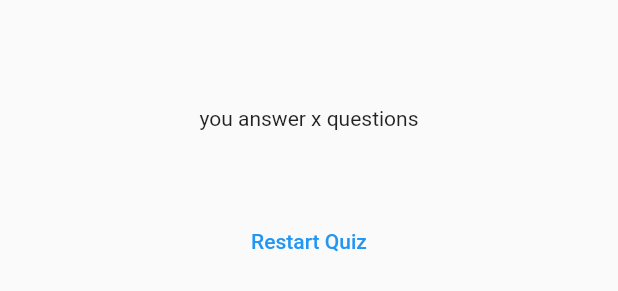
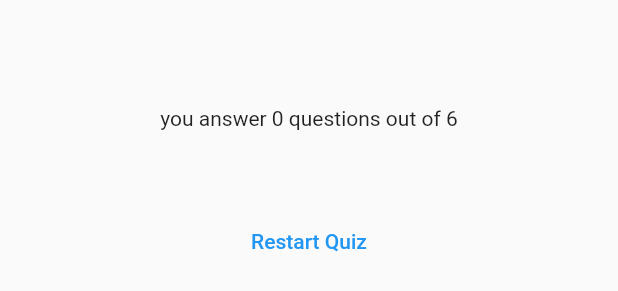
Before and after one commit to TmajidT/flutter-quiz-app, a Flutter app: the ResultScreen widget shown alone on an empty page, opened directly with empty values, on a phone screen of 412 x 824 dp. Shown: the part 426-717 px from the top of the screen. Run offline on Flutter 3.47's test engine with Material 2 defaults, Android fonts, the phone set to English and light mode, and no system bars; our stand-ins replace google_fonts.

Commit message:
now you can see the number of questions you answerd

```diff
--- a/lib/question_summary.dart
+++ b/lib/question_summary.dart
@@ -13,7 +13,8 @@ class QuestionSummary extends StatelessWidget {
           return Row(
             children: [
               Text(((data['question'] as int) + 1).toString()),
-              Column(
+              Expanded(
+                child: Column(
                   children: [
                     Text(data['question'] as String),
                     const SizedBox(
@@ -22,6 +23,7 @@ class QuestionSummary extends StatelessWidget {
                     Text(data['user_answer'] as String),
                     Text(data['correct_answer'] as String),
                   ],
+                ),
               )
             ],
           );
--- a/lib/results_screen.dart
+++ b/lib/results_screen.dart
@@ -23,6 +23,12 @@ class ResultScreen extends StatelessWidget {
 
   @override
   Widget build(BuildContext context) {
+    final summaryData = getSummeryData();
+    final numTotalQuestions = questions.length;
+    final numCorrectQuestions = summaryData.where((data) {
+      return data['user_answer'] == data['correct_answer'];
+    }).length;
+
     return SizedBox(
       width: double.infinity,
       child: Container(
@@ -30,11 +36,12 @@ class ResultScreen extends StatelessWidget {
         child: Column(
           mainAxisAlignment: MainAxisAlignment.center,
           children: [
-            const Text("you answer x questions"),
+            Text(
+                "you answer $numCorrectQuestions questions out of $numTotalQuestions"),
             const SizedBox(
               height: 25,
             ),
-            QuestionSummary(summaryData: getSummeryData()),
+            QuestionSummary(summaryData: summaryData),
             const SizedBox(
               height: 25,
             ),
```
Lines whose indentation alone changed are shown as unchanged.
